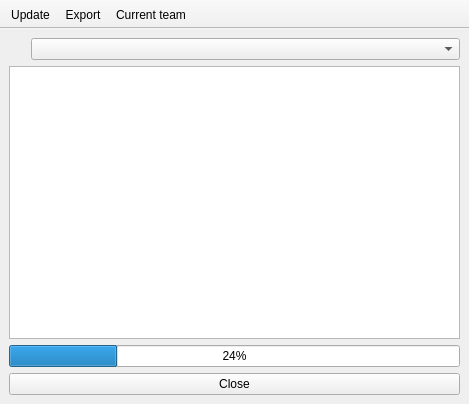
First picture: the form in rankings.ui, repository FrankMamuda/ketoevent, before the edit.
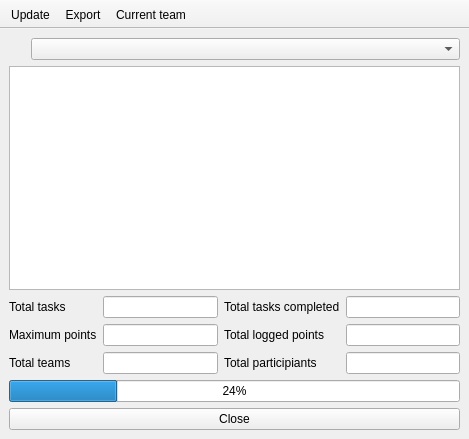
Second picture: the form after the edit. Icons and pictures are not drawn.

Commit message: add event statistics in rankings dialog

What changed in the file:
```diff
--- a/rankings.ui
+++ b/rankings.ui
@@ -7,7 +7,7 @@
     <x>0</x>
     <y>0</y>
     <width>469</width>
-    <height>404</height>
+    <height>439</height>
    </rect>
   </property>
   <property name="windowTitle">
@@ -40,6 +40,9 @@
     </item>
     <item>
      <widget class="QTableView" name="tableView">
+      <property name="sizeAdjustPolicy">
+       <enum>QAbstractScrollArea::AdjustToContents</enum>
+      </property>
       <property name="editTriggers">
        <set>QAbstractItemView::NoEditTriggers</set>
       </property>
@@ -57,6 +60,94 @@
       </attribute>
      </widget>
     </item>
+    <item>
+     <layout class="QGridLayout" name="statsLayout">
+      <item row="0" column="1">
+       <widget class="QLineEdit" name="totalTasksEdit">
+        <property name="readOnly">
+         <bool>true</bool>
+        </property>
+       </widget>
+      </item>
+      <item row="0" column="3">
+       <widget class="QLineEdit" name="completedEdit">
+        <property name="readOnly">
+         <bool>true</bool>
+        </property>
+       </widget>
+      </item>
+      <item row="0" column="2">
+       <widget class="QLabel" name="completedLabel">
+        <property name="text">
+         <string>Total tasks completed</string>
+        </property>
+       </widget>
+      </item>
+      <item row="1" column="0">
+       <widget class="QLabel" name="totalPointsLabel">
+        <property name="text">
+         <string>Maximum points</string>
+        </property>
+       </widget>
+      </item>
+      <item row="0" column="0">
+       <widget class="QLabel" name="totalTasksLabel">
+        <property name="text">
+         <string>Total tasks</string>
+        </property>
+       </widget>
+      </item>
+      <item row="2" column="0">
+       <widget class="QLabel" name="totalTeamsLabel">
+        <property name="text">
+         <string>Total teams</string>
+        </property>
+       </widget>
+      </item>
+      <item row="1" column="2">
+       <widget class="QLabel" name="totalLoggedLabel">
+        <property name="text">
+         <string>Total logged points</string>
+        </property>
+       </widget>
+      </item>
+      <item row="2" column="2">
+       <widget class="QLabel" name="participiantsLabel">
+        <property name="text">
+         <string>Total participiants</string>
+        </property>
+       </widget>
+      </item>
+      <item row="1" column="1">
+       <widget class="QLineEdit" name="totalPointsEdit">
+        <property name="readOnly">
+         <bool>true</bool>
+        </property>
+       </widget>
+      </item>
+      <item row="2" column="1">
+       <widget class="QLineEdit" name="totalTeamsEdit">
+        <property name="readOnly">
+         <bool>true</bool>
+        </property>
+       </widget>
+      </item>
+      <item row="1" column="3">
+       <widget class="QLineEdit" name="totalLoggedEdit">
+        <property name="readOnly">
+         <bool>true</bool>
+        </property>
+       </widget>
+      </item>
+      <item row="2" column="3">
+       <widget class="QLineEdit" name="totalMembersEdit">
+        <property name="readOnly">
+         <bool>true</bool>
+        </property>
+       </widget>
+      </item>
+     </layout>
+    </item>
     <item>
      <widget class="QProgressBar" name="progressBar">
       <property name="value">
```
Left out of the diff: 3 changed lines with no effect on the pictures. The commit also changes 7 other files.
